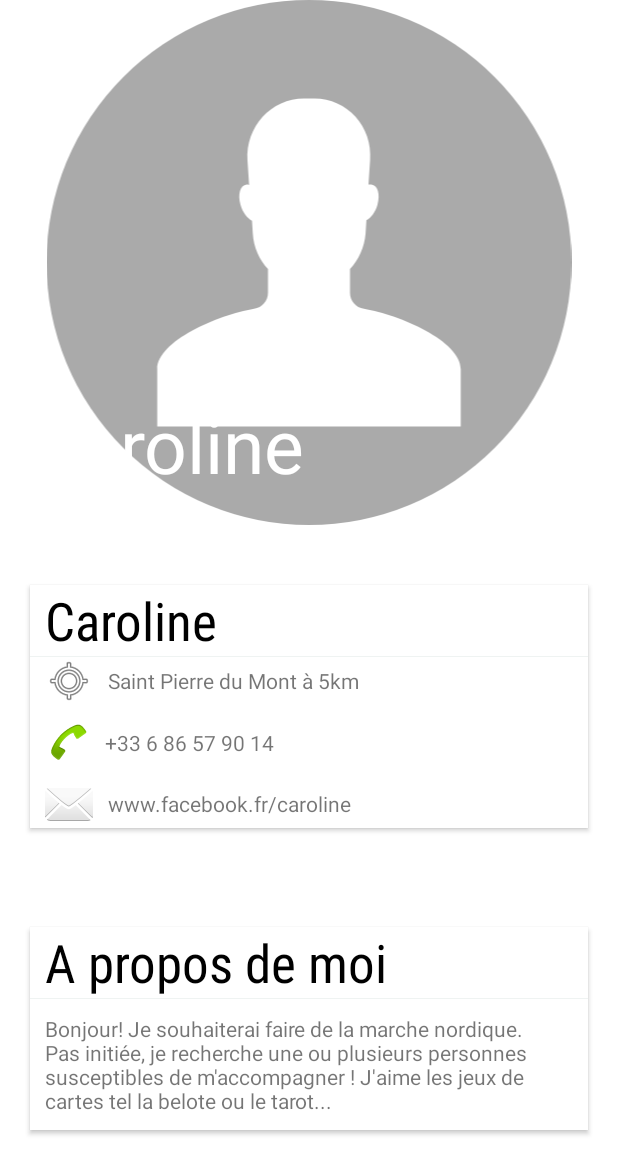
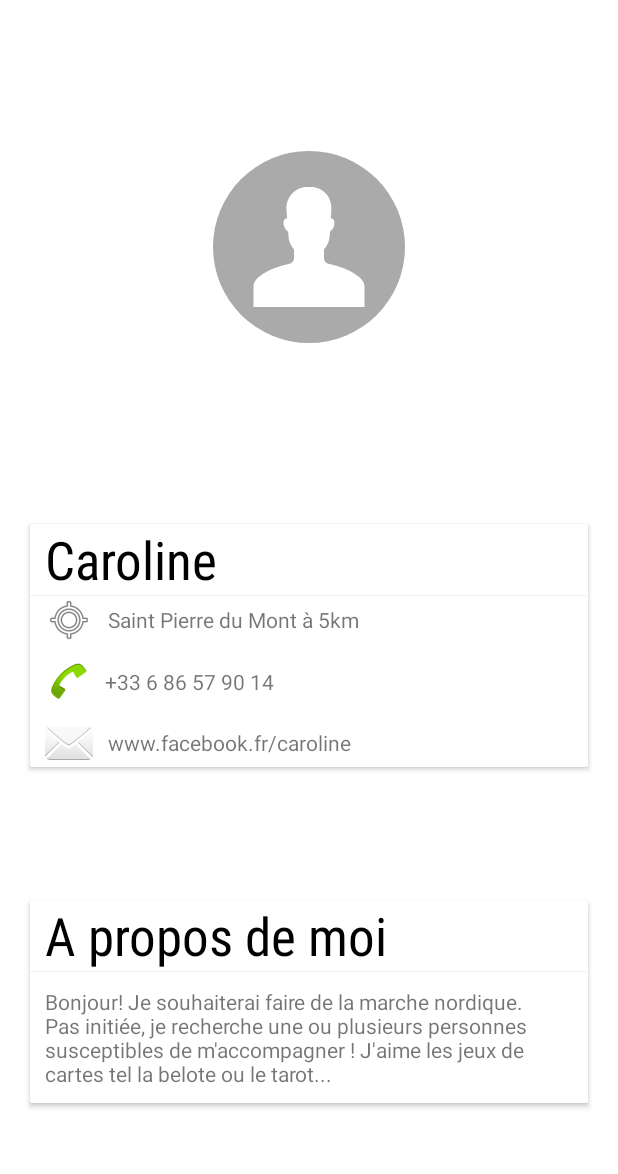
Before and after one commit to LucasGitHubz/Entrevoisins, an Android app: the layout neighbour_details.xml on its own in the app's theme, with its tools: preview values and no code run, on a phone screen of 412 x 824 dp. Shown: the top 1174 px of the screen. Run offline under Robolectric (Android 15) with nearby library versions, the phone set to English and light mode, and no system bars.

Commit message:
update ui neighbour details + Parcelable added to pass a neighbour object between two activities

```diff
--- a/Entrevoisins/app/src/main/AndroidManifest.xml
+++ b/Entrevoisins/app/src/main/AndroidManifest.xml
@@ -25,6 +25,9 @@
                 <category android:name="android.intent.category.LAUNCHER" />
             </intent-filter>
         </activity>
+        <activity
+            android:name=".ui.neighbour_list.NeighbourDetailsActivity"
+            android:label="NeighbourDetails" />
     </application>
 
 </manifest>
--- a/Entrevoisins/app/src/main/java/com/openclassrooms/entrevoisins/service/DummyNeighbourGenerator.java
+++ b/Entrevoisins/app/src/main/java/com/openclassrooms/entrevoisins/service/DummyNeighbourGenerator.java
@@ -34,7 +34,6 @@ public abstract class DummyNeighbourGenerator {
             new Neighbour(12, "Ludovic", "https://i.pravatar.cc/150?u=a042581f3e39026702d", "Saint-Pierre-du-Mont ; 5km",
                     "+33 6 86 57 90 14",  "Bonjour !Je souhaiterais faire de la marche nordique. Pas initiée, je recherche une ou plusieurs personnes susceptibles de m'accompagner !J'aime les jeux de cartes tels la belote et le tarot..")
     );
-
     static List<Neighbour> generateNeighbours() {
         return new ArrayList<>(DUMMY_NEIGHBOURS);
     }
--- a/Entrevoisins/app/src/main/res/layout/neighbour_details.xml
+++ b/Entrevoisins/app/src/main/res/layout/neighbour_details.xml
@@ -10,7 +10,10 @@
     <ImageView
         android:id="@+id/profil_imageView"
         android:layout_width="match_parent"
-        android:layout_height="350dp"
+        android:layout_height="0dp"
+        android:scaleType="center"
+        app:layout_constraintHeight_default="percent"
+        app:layout_constraintHeight_percent="0.4"
         app:layout_constraintTop_toTopOf="parent"
         app:srcCompat="@drawable/ic_account" />
 
@@ -39,17 +42,20 @@
         app:layout_constraintBottom_toBottomOf="@+id/profil_imageView"
         tools:text="Caroline" />
 
+    <android.support.v7.widget.CardView
+        android:id="@+id/first_card_view"
+        android:layout_width="match_parent"
+        android:layout_height="wrap_content"
+        android:layout_marginTop="20dp"
+        android:layout_marginStart="20dp"
+        android:layout_marginEnd="20dp"
+        app:layout_constraintTop_toBottomOf="@+id/profil_imageView">
         <LinearLayout
             android:id="@+id/profil_informations_layout"
             android:layout_width="match_parent"
-        android:layout_height="wrap_content"
-        android:layout_marginStart="20dp"
-        android:layout_marginTop="40dp"
-        android:layout_marginEnd="20dp"
-        android:background="#EFF3F2"
-        android:elevation="2dp"
+            android:layout_height="match_parent"
             android:orientation="vertical"
-        app:layout_constraintTop_toBottomOf="@+id/profil_imageView">
+            android:background="#EFF3F2">
 
             <TextView
                 android:id="@+id/name_textView"
@@ -69,6 +75,7 @@
                 android:layout_marginTop="0.5dp"
                 android:background="@android:color/white"
                 android:orientation="vertical"
+
                 android:paddingStart="10dp">
 
                 <LinearLayout
@@ -137,20 +144,21 @@
                 </LinearLayout>
             </LinearLayout>
         </LinearLayout>
+    </android.support.v7.widget.CardView>
+
+    <android.support.v7.widget.CardView
+        android:layout_width="match_parent"
+        android:layout_height="wrap_content"
+        android:layout_margin="20dp"
+        app:layout_constraintTop_toBottomOf="@id/first_card_view"
+        app:layout_constraintBottom_toBottomOf="parent">
 
         <LinearLayout
             android:id="@+id/about_layout"
             android:layout_width="match_parent"
-        android:layout_height="wrap_content"
-        android:layout_marginStart="20dp"
-        android:layout_marginTop="30dp"
-        android:layout_marginEnd="20dp"
-        android:layout_marginBottom="35dp"
+            android:layout_height="match_parent"
             android:background="#EFF3F2"
-        android:elevation="2dp"
-        android:orientation="vertical"
-        app:layout_constraintBottom_toBottomOf="parent"
-        app:layout_constraintTop_toBottomOf="@id/profil_informations_layout">
+            android:orientation="vertical">
 
             <TextView
                 android:layout_width="match_parent"
@@ -164,6 +172,7 @@
                 android:textSize="35sp" />
 
             <TextView
+                android:id="@+id/description"
                 android:layout_width="match_parent"
                 android:layout_height="wrap_content"
                 android:layout_marginTop="0.5dp"
@@ -175,6 +184,8 @@
                 android:text="Bonjour! Je souhaiterai faire de la marche nordique. \nPas initiée, je recherche une ou plusieurs personnes susceptibles de m'accompagner ! J'aime les jeux de cartes tel la belote ou le tarot..."
                 android:textAlignment="textStart" />
         </LinearLayout>
+    </android.support.v7.widget.CardView>
+
 
 
 </android.support.constraint.ConstraintLayout>
```
Also changed, not shown: Entrevoisins/app/src/main/java/com/openclassrooms/entrevoisins/model/Neighbour.java (+44 -1 lines), Entrevoisins/app/src/main/java/com/openclassrooms/entrevoisins/ui/neighbour_list/MyNeighbourRecyclerViewAdapter.java (+8 -1 lines), Entrevoisins/app/src/main/java/com/openclassrooms/entrevoisins/ui/neighbour_list/NeighbourDetailsActivity.java (+64 -1 lines), 56 other files. Lines whose indentation alone changed are shown as unchanged.
